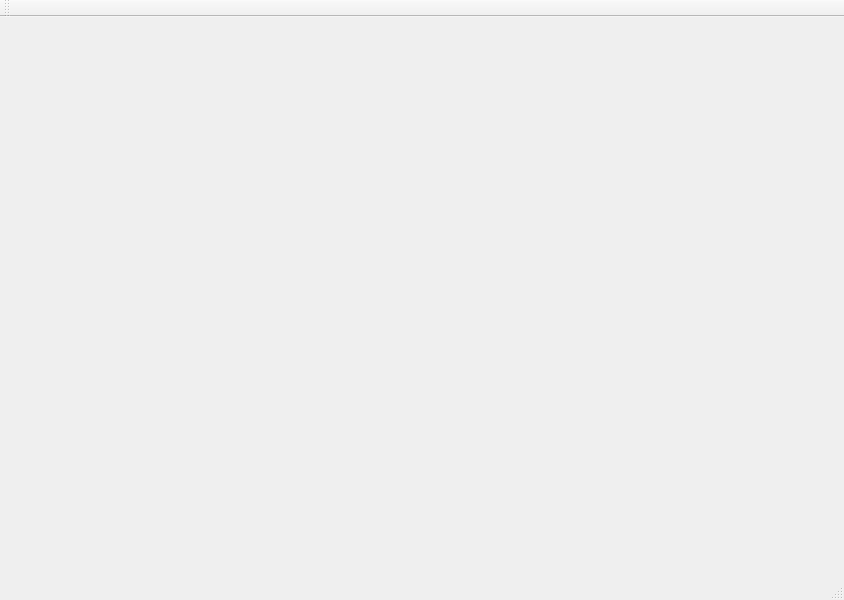
First picture: the form in ui/mainwindow.ui, repository nderousseaux/projet-ihm, before the edit.
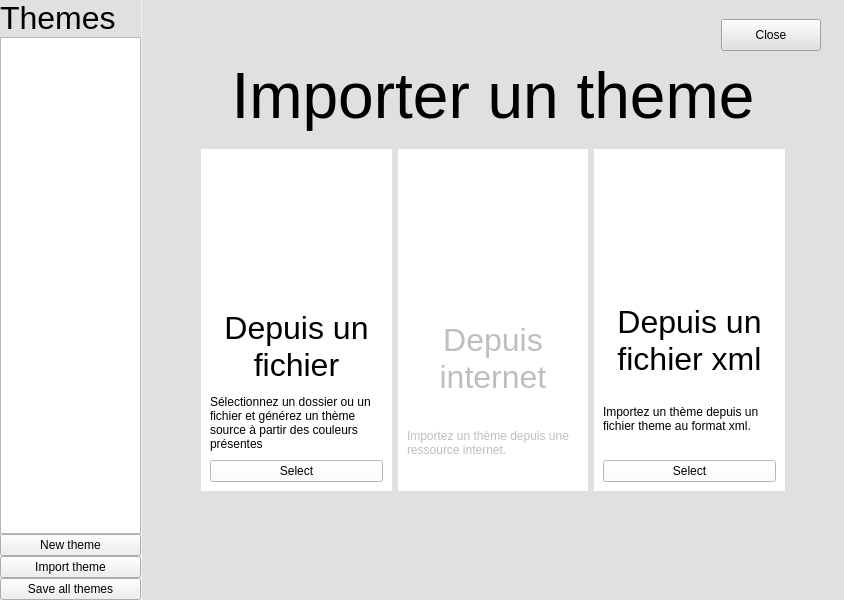
Second picture: the form after the edit. The open tabs and pages were chosen to show the change. Icons and pictures are not drawn.

```diff
--- a/ui/mainwindow.ui
+++ b/ui/mainwindow.ui
@@ -13,40 +13,290 @@
   <property name="windowTitle">
    <string>MainWindow</string>
   </property>
-  <widget class="QWidget" name="centralwidget"/>
-  <widget class="QMenuBar" name="menubar">
-   <property name="geometry">
-    <rect>
-     <x>0</x>
-     <y>0</y>
-     <width>844</width>
-     <height>22</height>
-    </rect>
-   </property>
-  </widget>
-  <widget class="QStatusBar" name="statusbar"/>
-  <widget class="QToolBar" name="toolBar">
-   <property name="sizePolicy">
-    <sizepolicy hsizetype="Preferred" vsizetype="Fixed">
-     <horstretch>0</horstretch>
-     <verstretch>0</verstretch>
-    </sizepolicy>
-   </property>
-   <property name="windowTitle">
-    <string>toolBar</string>
-   </property>
-   <property name="iconSize">
-    <size>
-     <width>32</width>
-     <height>32</height>
-    </size>
-   </property>
-   <attribute name="toolBarArea">
-    <enum>TopToolBarArea</enum>
-   </attribute>
-   <attribute name="toolBarBreak">
-    <bool>false</bool>
-   </attribute>
+  <widget class="QWidget" name="centralwidget">
+   <layout class="QHBoxLayout" name="horizontalLayout" stretch="1,5">
+    <property name="spacing">
+     <number>1</number>
+    </property>
+    <property name="leftMargin">
+     <number>0</number>
+    </property>
+    <property name="topMargin">
+     <number>0</number>
+    </property>
+    <property name="rightMargin">
+     <number>0</number>
+    </property>
+    <property name="bottomMargin">
+     <number>0</number>
+    </property>
+    <item>
+     <layout class="QVBoxLayout" name="verticalLayout_2" stretch="1,20,3">
+      <property name="spacing">
+       <number>0</number>
+      </property>
+      <item>
+       <widget class="QLabel" name="label">
+        <property name="styleSheet">
+         <string notr="true">background-color: rgb(226, 223, 223);</string>
+        </property>
+        <property name="text">
+         <string>&lt;html&gt;&lt;head/&gt;&lt;body&gt;&lt;p&gt;&lt;span style=&quot; font-size:24pt;&quot;&gt;Themes&lt;/span&gt;&lt;/p&gt;&lt;/body&gt;&lt;/html&gt;</string>
+        </property>
+        <property name="margin">
+         <number>10</number>
+        </property>
+       </widget>
+      </item>
+      <item>
+       <widget class="QListWidget" name="listWidget">
+        <property name="styleSheet">
+         <string notr="true">QListWidget::item:selected {
+	background-image: url(:/src/list-background);
+	color: black;
+}
+QListWidget QWidget[widgetItem=true] {
+	background: transparent;
+}</string>
+        </property>
+       </widget>
+      </item>
+      <item>
+       <layout class="QVBoxLayout" name="verticalLayout_3">
+        <property name="spacing">
+         <number>0</number>
+        </property>
+        <item>
+         <widget class="QPushButton" name="pushButton">
+          <property name="text">
+           <string>New theme</string>
+          </property>
+         </widget>
+        </item>
+        <item>
+         <widget class="QPushButton" name="pushButton_3">
+          <property name="text">
+           <string>Import theme</string>
+          </property>
+         </widget>
+        </item>
+        <item>
+         <widget class="QPushButton" name="pushButton_2">
+          <property name="text">
+           <string>Save all themes</string>
+          </property>
+         </widget>
+        </item>
+       </layout>
+      </item>
+     </layout>
+    </item>
+    <item>
+     <layout class="QVBoxLayout" name="verticalLayout">
+      <property name="spacing">
+       <number>0</number>
+      </property>
+      <item>
+       <widget class="QStackedWidget" name="stackedWidget">
+        <property name="styleSheet">
+         <string notr="true">background-color: rgb(226, 223, 223);</string>
+        </property>
+        <widget class="QWidget" name="page"/>
+        <widget class="QWidget" name="page_2">
+         <property name="styleSheet">
+          <string notr="true">background-color: rgb(226, 223, 223);</string>
+         </property>
+         <layout class="QVBoxLayout" name="verticalLayout_4" stretch="1,1,10">
+          <item>
+           <widget class="QWidget" name="widget_5" native="true">
+            <widget class="QPushButton" name="pushButton_4">
+             <property name="geometry">
+              <rect>
+               <x>570</x>
+               <y>10</y>
+               <width>100</width>
+               <height>32</height>
+              </rect>
+             </property>
+             <property name="text">
+              <string>Close</string>
+             </property>
+            </widget>
+           </widget>
+          </item>
+          <item>
+           <widget class="QLabel" name="label_2">
+            <property name="text">
+             <string>&lt;html&gt;&lt;head/&gt;&lt;body&gt;&lt;p align=&quot;center&quot;&gt;&lt;span style=&quot; font-size:48pt;&quot;&gt;Importer un theme&lt;/span&gt;&lt;/p&gt;&lt;/body&gt;&lt;/html&gt;</string>
+            </property>
+           </widget>
+          </item>
+          <item>
+           <widget class="QWidget" name="widget" native="true">
+            <layout class="QHBoxLayout" name="horizontalLayout_2" stretch="1,1,1">
+             <property name="spacing">
+              <number>-1</number>
+             </property>
+             <property name="leftMargin">
+              <number>50</number>
+             </property>
+             <property name="rightMargin">
+              <number>50</number>
+             </property>
+             <property name="bottomMargin">
+              <number>100</number>
+             </property>
+             <item>
+              <widget class="QWidget" name="widget_4" native="true">
+               <property name="enabled">
+                <bool>true</bool>
+               </property>
+               <property name="styleSheet">
+                <string notr="true">background-color: rgb(255, 255, 255);</string>
+               </property>
+               <layout class="QVBoxLayout" name="verticalLayout_7" stretch="10,5,5,0">
+                <property name="spacing">
+                 <number>0</number>
+                </property>
+                <item>
+                 <widget class="QWidget" name="widget_6" native="true">
+                  <property name="autoFillBackground">
+                   <bool>false</bool>
+                  </property>
+                  <property name="styleSheet">
+                   <string notr="true">border-image: url(:/src/import.png) 0 0 0 0 stretch stretch;
+</string>
+                  </property>
+                  <layout class="QHBoxLayout" name="horizontalLayout_3"/>
+                 </widget>
+                </item>
+                <item>
+                 <widget class="QLabel" name="label_7">
+                  <property name="text">
+                   <string>&lt;html&gt;&lt;head/&gt;&lt;body&gt;&lt;p align=&quot;center&quot;&gt;&lt;span style=&quot; font-size:24pt;&quot;&gt;Depuis un fichier&lt;/span&gt;&lt;/p&gt;&lt;/body&gt;&lt;/html&gt;</string>
+                  </property>
+                  <property name="wordWrap">
+                   <bool>true</bool>
+                  </property>
+                 </widget>
+                </item>
+                <item>
+                 <widget class="QLabel" name="label_8">
+                  <property name="text">
+                   <string>Sélectionnez un dossier ou un fichier et générez un thème source à partir des couleurs présentes</string>
+                  </property>
+                  <property name="wordWrap">
+                   <bool>true</bool>
+                  </property>
+                 </widget>
+                </item>
+                <item>
+                 <widget class="QPushButton" name="pushButton_6">
+                  <property name="text">
+                   <string>Select</string>
+                  </property>
+                 </widget>
+                </item>
+               </layout>
+              </widget>
+             </item>
+             <item>
+              <widget class="QWidget" name="widget_3" native="true">
+               <property name="enabled">
+                <bool>false</bool>
+               </property>
+               <property name="styleSheet">
+                <string notr="true">background-color: rgb(255, 255, 255);</string>
+               </property>
+               <layout class="QVBoxLayout" name="verticalLayout_6" stretch="10,5,5">
+                <item>
+                 <widget class="QWidget" name="widget_7" native="true">
+                  <property name="styleSheet">
+                   <string notr="true">border-image: url(:/src/link.png) 0 0 0 0 stretch stretch;
+</string>
+                  </property>
+                 </widget>
+                </item>
+                <item>
+                 <widget class="QLabel" name="label_6">
+                  <property name="text">
+                   <string>&lt;html&gt;&lt;head/&gt;&lt;body&gt;&lt;p align=&quot;center&quot;&gt;&lt;span style=&quot; font-size:24pt;&quot;&gt;Depuis internet&lt;/span&gt;&lt;/p&gt;&lt;/body&gt;&lt;/html&gt;</string>
+                  </property>
+                  <property name="wordWrap">
+                   <bool>true</bool>
+                  </property>
+                 </widget>
+                </item>
+                <item>
+                 <widget class="QLabel" name="label_5">
+                  <property name="text">
+                   <string>Importez un thème depuis une ressource internet.</string>
+                  </property>
+                  <property name="wordWrap">
+                   <bool>true</bool>
+                  </property>
+                 </widget>
+                </item>
+               </layout>
+              </widget>
+             </item>
+             <item>
+              <widget class="QWidget" name="widget_2" native="true">
+               <property name="enabled">
+                <bool>true</bool>
+               </property>
+               <property name="styleSheet">
+                <string notr="true">background-color: rgb(255, 255, 255);</string>
+               </property>
+               <layout class="QVBoxLayout" name="verticalLayout_5" stretch="10,5,5,0">
+                <item>
+                 <widget class="QWidget" name="widget_8" native="true">
+                  <property name="styleSheet">
+                   <string notr="true">border-image: url(:/src/xml.png) 0 0 0 0 stretch stretch;
+</string>
+                  </property>
+                 </widget>
+                </item>
+                <item>
+                 <widget class="QLabel" name="label_4">
+                  <property name="text">
+                   <string>&lt;html&gt;&lt;head/&gt;&lt;body&gt;&lt;p align=&quot;center&quot;&gt;&lt;span style=&quot; font-size:24pt;&quot;&gt;Depuis un fichier xml&lt;/span&gt;&lt;/p&gt;&lt;/body&gt;&lt;/html&gt;</string>
+                  </property>
+                  <property name="wordWrap">
+                   <bool>true</bool>
+                  </property>
+                 </widget>
+                </item>
+                <item>
+                 <widget class="QLabel" name="label_3">
+                  <property name="text">
+                   <string>Importez un thème depuis un fichier theme au format xml.</string>
+                  </property>
+                  <property name="wordWrap">
+                   <bool>true</bool>
+                  </property>
+                 </widget>
+                </item>
+                <item>
+                 <widget class="QPushButton" name="pushButton_5">
+                  <property name="text">
+                   <string>Select</string>
+                  </property>
+                 </widget>
+                </item>
+               </layout>
+              </widget>
+             </item>
+            </layout>
+           </widget>
+          </item>
+         </layout>
+        </widget>
+       </widget>
+      </item>
+     </layout>
+    </item>
+   </layout>
   </widget>
  </widget>
  <resources/>
```
